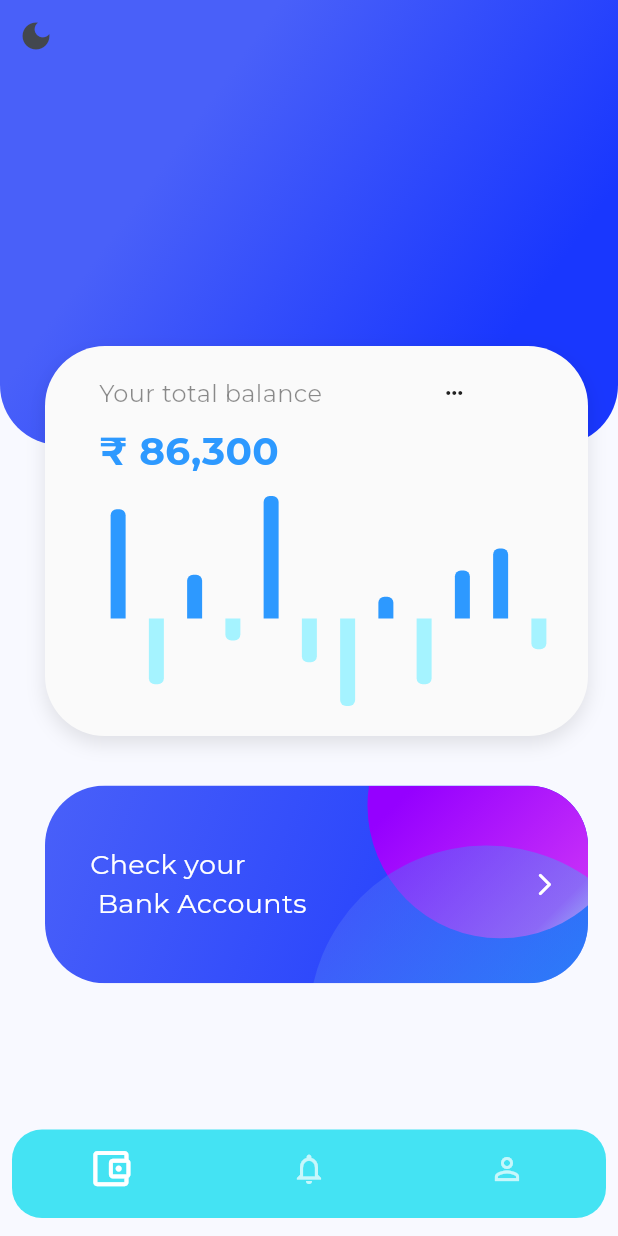
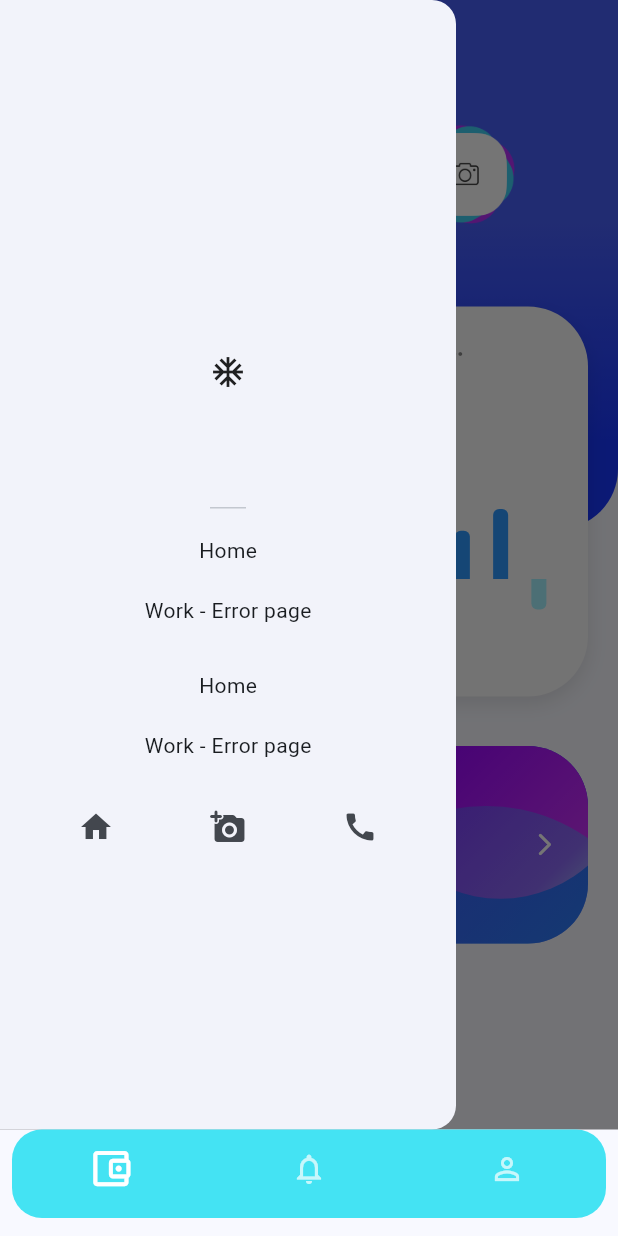
Before and after one commit to PranjalG/money_finance_tracking_app, a Flutter app: the screen it shows after launch, with the side drawer open (before the commit the screen has no drawer), on a phone screen of 412 x 824 dp. Run offline on Flutter 3.47's test engine with Material 3 defaults, Android fonts, the phone set to English and light mode, and no system bars; drawn by our look-alikes of fl_chart; our stand-ins replace go_router.

Commit message:
Made UI for dark mode and added drawer

```diff
--- a/lib/presentation/screens/base_screen.dart
+++ b/lib/presentation/screens/base_screen.dart
@@ -1,4 +1,6 @@
 import 'package:expense_tracker/presentation/screens/landing_screen.dart';
+import 'package:expense_tracker/presentation/screens/profile_screen.dart';
+import 'package:expense_tracker/presentation/screens/wallet_info_screen.dart';
 import 'package:expense_tracker/presentation/widgets/navbar.dart';
 import 'package:flutter/material.dart';
 
@@ -40,8 +42,8 @@ class _BaseScreenState extends State<BaseScreen>
         controller: _tabController,
         children: const [
           LandingScreen(),
-          Center(child: Text('Stats Content')),
-          Center(child: Text('Profile Content')),
+          WalletInfoScreen(),
+          ProfileScreen(),
         ],
       ),
       bottomNavigationBar: CustomBottomNavBar(
--- /dev/null
+++ b/lib/presentation/screens/drawer_options_screen.dart
@@ -0,0 +1,51 @@
+import 'package:flutter/material.dart';
+
+class DrawerOptionsScreen extends StatelessWidget {
+  const DrawerOptionsScreen({super.key});
+
+  @override
+  Widget build(BuildContext context) {
+    return Column(
+      mainAxisAlignment: MainAxisAlignment.center,
+      children: [
+        const DrawerHeader(
+          padding: EdgeInsets.only(bottom: 20.0),
+          child: Icon(Icons.ac_unit),
+          // Container(
+          //   decoration: const BoxDecoration(
+          //     shape: BoxShape.circle,
+          //   ),
+          //   child: Image.asset('assets/images/background.png'),
+          // ),
+        ),
+        const SizedBox(height: 10),
+        const Text('Home'),
+        const SizedBox(height: 20),
+        const Text('Work - Error page'),
+        const SizedBox(height: 20),
+        const SizedBox(height: 10),
+        const Text('Home'),
+        const SizedBox(height: 20),
+        const Text('Work - Error page'),
+        const SizedBox(height: 20),
+        Row(
+          mainAxisAlignment: MainAxisAlignment.spaceEvenly,
+          children: [
+            IconButton(
+              onPressed: () {},
+              icon: const Icon(Icons.home),
+            ),
+            IconButton(
+              onPressed: () {},
+              icon: const Icon(Icons.add_a_photo_rounded),
+            ),
+            IconButton(
+              onPressed: () {},
+              icon: const Icon(Icons.call),
+            ),
+          ],
+        ),
+      ],
+    );
+  }
+}
--- a/lib/presentation/screens/landing_screen.dart
+++ b/lib/presentation/screens/landing_screen.dart
@@ -1,6 +1,7 @@
+import 'package:expense_tracker/main.dart';
+import 'package:expense_tracker/presentation/screens/drawer_options_screen.dart';
 import 'package:expense_tracker/presentation/widgets/medium_gradient_button.dart';
 import 'package:expense_tracker/presentation/widgets/profile/expense_graph_card.dart';
-import 'package:expense_tracker/presentation/widgets/theme_change_icon_button.dart';
 import 'package:flutter/material.dart';
 
 class LandingScreen extends StatelessWidget {
@@ -8,8 +9,21 @@ class LandingScreen extends StatelessWidget {
 
   @override
   Widget build(BuildContext context) {
-    return Scaffold(
+    return SafeArea(
+      child: Scaffold(
         backgroundColor: Theme.of(context).scaffoldBackgroundColor,
+        appBar: AppBar(
+          backgroundColor: const Color(0xFF4960F9),
+          leading: Builder(
+            builder: (context) => IconButton(
+              icon: const Icon(Icons.menu),
+              onPressed: () => Scaffold.of(context).openDrawer(),
+            ),
+          ),
+        ),
+        drawer: const Drawer(
+          child: DrawerOptionsScreen(),
+        ),
         body: SafeArea(
           child: SizedBox.expand(
             child: Stack(
@@ -20,8 +34,8 @@ class LandingScreen extends StatelessWidget {
                   height: MediaQuery.of(context).size.height * 0.36,
                   decoration: const BoxDecoration(
                     gradient: LinearGradient(
-                    begin: Alignment.topLeft,
-                    end: Alignment.bottomRight,
+                      begin: Alignment.topCenter,
+                      end: Alignment.bottomCenter,
                       stops: [0.3, 0.8],
                       colors: [
                         Color(0xFF4960F9),
@@ -34,15 +48,38 @@ class LandingScreen extends StatelessWidget {
                     ),
                   ),
                 ),
-              const ThemeChangeIconButton(),
                 Positioned(
-                top: MediaQuery.of(context).size.height * 0.28,
+                  top: 20,
+                  left: 50,
+                  child: Row(
+                    children: [
+                      const Text(
+                        "Good morning!,\nEmma",
+                        style: TextStyle(
+                          fontFamily: 'Montserrat',
+                          fontSize: 20,
+                          color: Colors.white,
+                        ),
+                      ),
+                      const SizedBox(width: 60),
+                      Image.asset(
+                        'assets/images/user_profile.png',
+                        height: 80,
+                      ),
+                    ],
+                  )
+                ),
+                Positioned(
+                  top: MediaQuery.of(context).size.height * 0.18,
                   left: 30,
                   right: 20,
                   child: Column(
                     children: [
-                    const ExpenseGraphCard(),
-                    SizedBox(height: MediaQuery.of(context).size.height * 0.04),
+                      ExpenseGraphCard(
+                        isDarkMode: themeNotifier.value == ThemeMode.dark,
+                      ),
+                      SizedBox(
+                          height: MediaQuery.of(context).size.height * 0.04),
                       MediumGradientButton(
                         text: "Check your\n Bank Accounts",
                         onTap: () {},
@@ -54,6 +91,7 @@ class LandingScreen extends StatelessWidget {
             ),
           ),
         ),
+      ),
     );
   }
 }
--- a/lib/presentation/screens/profile_screen.dart
+++ b/lib/presentation/screens/profile_screen.dart
@@ -10,6 +10,8 @@ class ProfileScreen extends StatefulWidget {
 class _ProfileScreenState extends State<ProfileScreen> {
   @override
   Widget build(BuildContext context) {
-    return const Placeholder();
+    return const Center(
+      child: Text("Profile Screen"),
+    );
   }
 }
--- a/lib/presentation/screens/wallet_info_screen.dart
+++ b/lib/presentation/screens/wallet_info_screen.dart
@@ -10,6 +10,6 @@ class WalletInfoScreen extends StatefulWidget {
 class _WalletInfoScreenState extends State<WalletInfoScreen> {
   @override
   Widget build(BuildContext context) {
-    return const Placeholder();
+    return const Center(child: Text('Wallet Info Screen'));
   }
 }
--- a/lib/presentation/widgets/medium_gradient_button.dart
+++ b/lib/presentation/widgets/medium_gradient_button.dart
@@ -88,6 +88,7 @@ class MediumGradientButton extends StatelessWidget {
                           text,
                           style: const TextStyle(
                             fontFamily: 'Montserrat',
+                            fontWeight: FontWeight.w400,
                             fontSize: 18,
                             color: Colors.white,
                           ),
--- a/lib/presentation/widgets/profile/expense_graph_card.dart
+++ b/lib/presentation/widgets/profile/expense_graph_card.dart
@@ -3,20 +3,31 @@ import 'package:expense_tracker/presentation/widgets/spend_save_graph.dart';
 import 'package:flutter/material.dart';
 
 class ExpenseGraphCard extends StatelessWidget {
-  const ExpenseGraphCard({super.key});
+  final bool isDarkMode;
+
+  const ExpenseGraphCard({
+    super.key,
+    required this.isDarkMode,
+  });
 
   @override
   Widget build(BuildContext context) {
     return Container(
       height: 260,
       decoration: BoxDecoration(
-        color: Colors.grey.shade50,
+        color: isDarkMode
+            ? Colors.grey.shade900
+            : Colors.grey.shade50,
         borderRadius: BorderRadius.circular(40),
         boxShadow: [
+          isDarkMode
+              ? BoxShadow(
+            color: Colors.white.withValues(alpha: 0.4),
+            blurRadius: 20,
+            offset: const Offset(0, 2),
+          ) :
           BoxShadow(
-            color: themeNotifier.value == ThemeMode.dark
-                ? Colors.white
-                : Colors.black.withOpacity(0.1),
+            color: Colors.black.withValues(alpha: 0.1),
             blurRadius: 10,
             offset: const Offset(0, 5),
           ),
@@ -27,21 +38,26 @@ class ExpenseGraphCard extends StatelessWidget {
         child: Column(
           children: [
             const SizedBox(height: 20),
-            const Row(
+            Row(
               children: [
                 Text(
                   "Your total balance",
                   style: TextStyle(
-                      fontFamily: 'Montserrat',
-                      fontWeight: FontWeight.w400,
-                      fontSize: 16,
-                      color: Colors.black45
+                    fontFamily: 'Montserrat',
+                    fontWeight: FontWeight.w400,
+                    fontSize: 16,
+                    color: themeNotifier.value == ThemeMode.dark
+                        ? Colors.white
+                        : Colors.black45,
                   ),
                 ),
-                SizedBox(width: 80),
+                const SizedBox(width: 80),
                 Icon(
                   Icons.more_horiz_rounded,
                   size: 16,
+                  color: isDarkMode
+                      ? Colors.white
+                      : Colors.black45,
                 )
               ],
             ),
```
Lines whose indentation alone changed are shown as unchanged.
